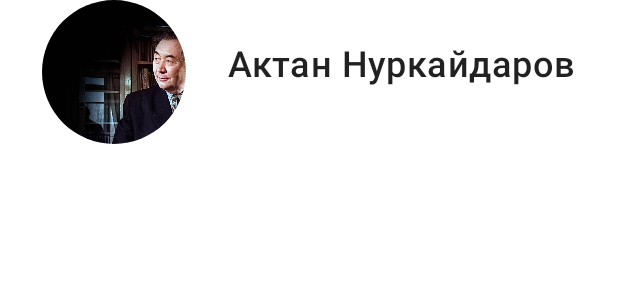
After one commit to nurkaydarov/CulturalHeritage, an Android app: the layout menu_bottom_sheet_item.xml on its own in the app's theme, with its tools: preview values and no code run, on a phone screen of 412 x 824 dp. The commit adds this screen. Shown: the top 300 px of the screen. Run offline under Robolectric (Android 15) with nearby library versions, the phone set to English and light mode, and no system bars.

Commit message:
Add bottom sheet menu layout

```diff
--- a/app/build.gradle
+++ b/app/build.gradle
@@ -41,6 +41,7 @@ dependencies {
     implementation 'androidx.core:core-ktx:1.7.0'
     implementation 'androidx.appcompat:appcompat:1.4.1'
     implementation 'com.google.android.material:material:1.5.0'
+    implementation 'de.hdodenhof:circleimageview:3.1.0'
     implementation 'androidx.constraintlayout:constraintlayout:2.1.3'
     testImplementation 'junit:junit:4.13.2'
     androidTestImplementation 'androidx.test.ext:junit:1.1.3'
--- /dev/null
+++ b/app/src/main/java/kz/nurkaydarov097/culturalheritage/adapters/MenuAdapter.kt
@@ -0,0 +1,6 @@
+package kz.nurkaydarov097.culturalheritage.adapters
+
+import android.content.Context
+
+class MenuAdapter(val context: Context, ) {
+}
--- /dev/null
+++ b/app/src/main/java/kz/nurkaydarov097/culturalheritage/models/MenuLink.kt
@@ -0,0 +1,5 @@
+package kz.nurkaydarov097.culturalheritage.models
+
+import androidx.annotation.DrawableRes
+
+data class MenuLink (val id:Int, val name:Int, val link:Int, @DrawableRes val academicImage: Int)
--- /dev/null
+++ b/app/src/main/res/drawable/ic_menu.xml
@@ -0,0 +1,5 @@
+<vector android:height="24dp" android:tint="#FFFFFF"
+    android:viewportHeight="24" android:viewportWidth="24"
+    android:width="24dp" xmlns:android="http://schemas.android.com/apk/res/android">
+    <path android:fillColor="@android:color/white" android:pathData="M3,18h18v-2L3,16v2zM3,13h18v-2L3,11v2zM3,6v2h18L21,6L3,6z"/>
+</vector>
--- /dev/null
+++ b/app/src/main/res/layout/menu_bottom_sheet_item.xml
@@ -0,0 +1,49 @@
+<?xml version="1.0" encoding="utf-8"?>
+<androidx.constraintlayout.widget.ConstraintLayout xmlns:android="http://schemas.android.com/apk/res/android"
+    android:layout_width="match_parent"
+    android:layout_height="match_parent"
+    xmlns:app="http://schemas.android.com/apk/res-auto"
+    android:background="?android:attr/selectableItemBackground">
+    <TextView
+        android:layout_width="wrap_content"
+        android:layout_height="wrap_content"
+        android:id="@+id/title_sheet"
+        android:text="Актан Нуркайдаров"
+        android:textSize="24sp"
+
+        android:textAppearance="@style/TextAppearance.MaterialComponents.Headline6"
+        android:textAlignment="textStart"
+        android:layout_marginTop="25dp"
+       app:layout_constraintTop_toTopOf="parent"
+        app:layout_constraintEnd_toEndOf="parent"
+        app:layout_constraintStart_toEndOf="@id/profile_image"
+        />
+
+    <de.hdodenhof.circleimageview.CircleImageView
+        xmlns:app="http://schemas.android.com/apk/res-auto"
+        android:id="@+id/profile_image"
+        android:layout_width="96dp"
+        android:layout_height="96dp"
+        android:src="@mipmap/satbayev"
+        app:layout_constraintBaseline_toBaselineOf="@id/title_sheet"
+        app:civ_border_width="0dp"
+        app:civ_border_color="#FF000000"
+        app:layout_constraintStart_toStartOf="parent"
+        app:layout_constraintEnd_toStartOf="@id/title_sheet"
+        app:layout_constraintTop_toTopOf="parent"
+        />
+
+    <androidx.constraintlayout.widget.Barrier
+        android:layout_width="wrap_content"
+        android:layout_height="wrap_content"
+        android:id="@+id/barrier"
+        app:constraint_referenced_ids="title_sheet, profile_image"
+        app:barrierDirection="bottom"
+        />
+    <Space
+        android:layout_width="match_parent"
+        android:layout_height="6dp"
+        app:layout_constraintTop_toBottomOf="@id/barrier"
+
+        />
+</androidx.constraintlayout.widget.ConstraintLayout>
--- a/app/src/main/res/values/colors.xml
+++ b/app/src/main/res/values/colors.xml
@@ -1,6 +1,6 @@
 <?xml version="1.0" encoding="utf-8"?>
 <resources>
-    <color name="colorPrimary">#3F51B5</color>
+    <color name="colorPrimary">#0a2f66</color>
     <color name="colorPrimaryDark">#303F9F</color>
     <color name="colorAccent">#FF4081</color>
     <color name="cardView_bg__light">#F8F9FA</color>
```
Also changed, not shown: app/src/main/java/kz/nurkaydarov097/culturalheritage/ContentActivity.kt (+6 -6 lines), app/src/main/java/kz/nurkaydarov097/culturalheritage/models/Datasource.kt (+18 -0 lines), app/src/main/res/drawable/bottom_bg.xml (added, +8 -0 lines), app/src/main/res/drawable/ic_menu_white.xml (added, +10 -0 lines), app/src/main/res/layout/activity_content.xml (+25 -1 lines), app/src/main/res/layout/layout_bottom_sheet.xml (added, +13 -0 lines), app/src/main/res/values/strings.xml (+17 -1 lines).
